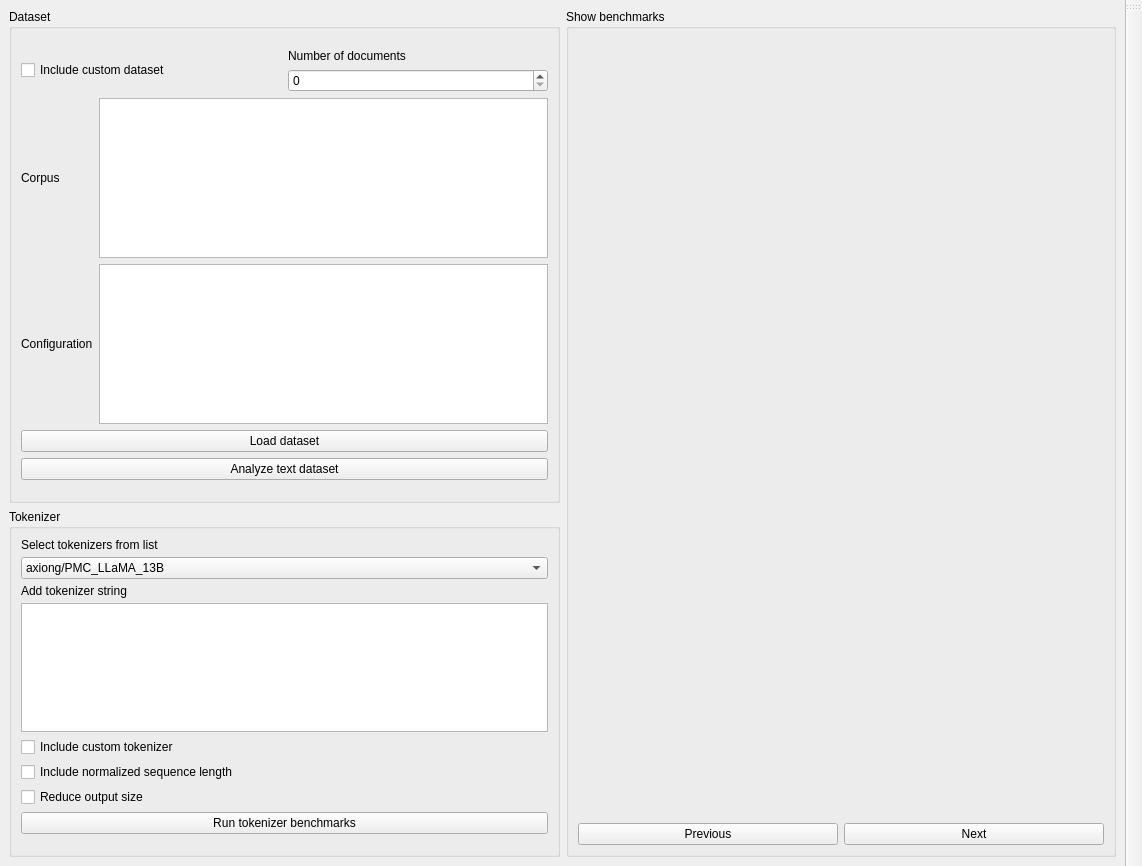
CTCycle/TKBEN-tokenizers-benchmarker, file TokenBenchy/commons/interface/layout/window.ui: the form before one commit.
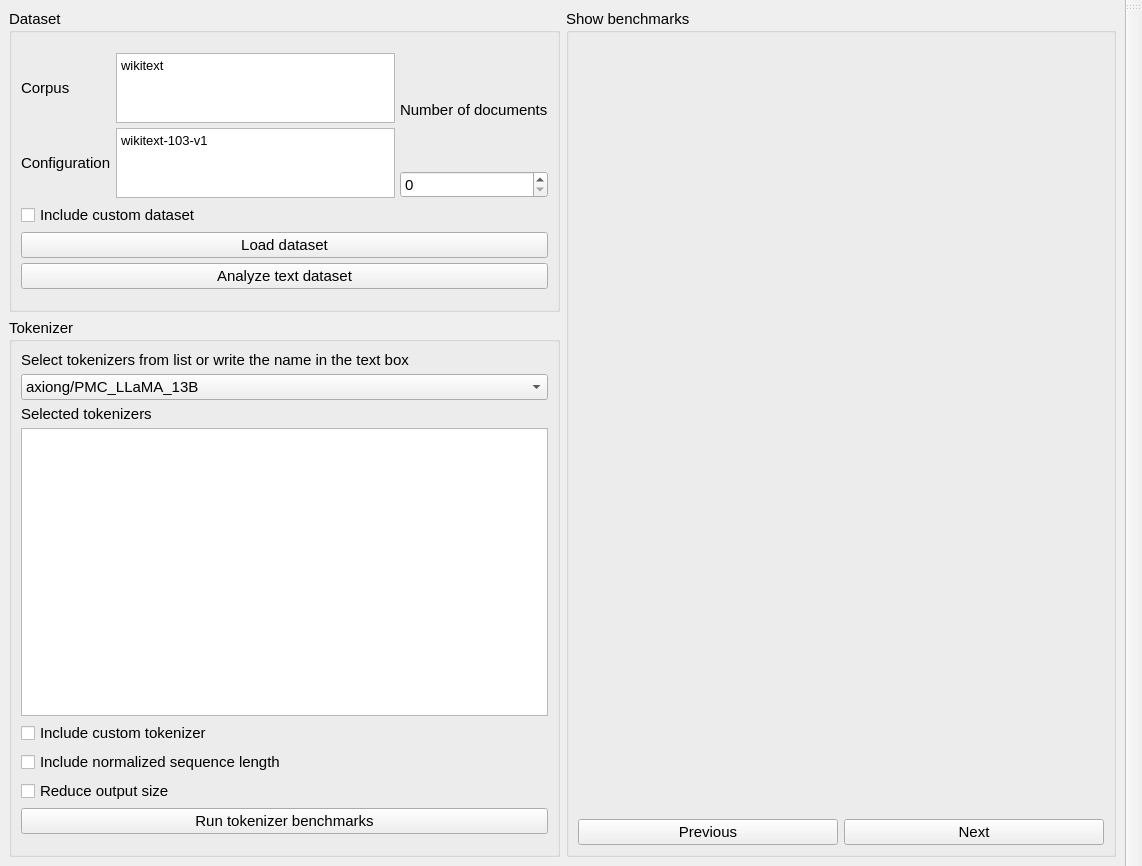
The form after the commit.

Commit message: selected tokenizers will not be added to text box if already there, load dataset function implemented in its own thread

Patch:
```diff
--- a/TokenBenchy/commons/interface/layout/window.ui
+++ b/TokenBenchy/commons/interface/layout/window.ui
@@ -23,84 +23,31 @@
    <property name="styleSheet">
     <string notr="true"/>
    </property>
-   <layout class="QGridLayout" name="gridLayout">
-    <item row="0" column="1" rowspan="2">
-     <widget class="QGroupBox" name="groupBox_3">
-      <property name="title">
-       <string>Show benchmarks</string>
-      </property>
-      <layout class="QVBoxLayout" name="verticalLayout_9">
+   <layout class="QHBoxLayout" name="horizontalLayout_5">
        <item>
-        <layout class="QVBoxLayout" name="verticalLayout_5">
+     <layout class="QHBoxLayout" name="horizontalLayout_4">
          <item>
-          <widget class="QStackedWidget" name="stackedWidget">
-           <property name="currentIndex">
-            <number>0</number>
-           </property>
-           <widget class="QWidget" name="page"/>
-           <widget class="QWidget" name="page_2"/>
-          </widget>
-         </item>
+       <layout class="QVBoxLayout" name="leftLayout" stretch="1,4">
          <item>
-          <layout class="QHBoxLayout" name="horizontalLayout_3">
-           <item>
-            <widget class="QPushButton" name="pushButton_2">
-             <property name="text">
-              <string>Previous</string>
-             </property>
-            </widget>
-           </item>
-           <item>
-            <widget class="QPushButton" name="pushButton_3">
-             <property name="text">
-              <string>Next</string>
-             </property>
-            </widget>
-           </item>
-          </layout>
-         </item>
-        </layout>
-       </item>
-      </layout>
-     </widget>
-    </item>
-    <item row="0" column="0">
-     <widget class="QGroupBox" name="groupBox_2">
+         <widget class="QGroupBox" name="datasetGroup">
+          <property name="font">
+           <font>
+            <pointsize>11</pointsize>
+           </font>
+          </property>
       <property name="title">
        <string>Dataset</string>
       </property>
-      <layout class="QVBoxLayout" name="verticalLayout_4" stretch="0,0,0,0">
+          <layout class="QVBoxLayout" name="verticalLayout_4" stretch="1,1,1,4">
+           <property name="spacing">
+            <number>5</number>
+           </property>
        <property name="topMargin">
         <number>20</number>
        </property>
        <property name="bottomMargin">
         <number>20</number>
        </property>
-       <item>
-        <layout class="QHBoxLayout" name="horizontalLayout">
-         <item>
-          <widget class="QCheckBox" name="includeCustomDataset">
-           <property name="text">
-            <string>Include custom dataset</string>
-           </property>
-          </widget>
-         </item>
-         <item>
-          <layout class="QVBoxLayout" name="verticalLayout_6">
-           <item>
-            <widget class="QLabel" name="label">
-             <property name="text">
-              <string>Number of documents</string>
-             </property>
-            </widget>
-           </item>
-           <item>
-            <widget class="QSpinBox" name="numDocs"/>
-           </item>
-          </layout>
-         </item>
-        </layout>
-       </item>
        <item>
         <layout class="QHBoxLayout" name="horizontalLayout_2">
          <item>
@@ -124,14 +71,58 @@
          <item>
           <layout class="QVBoxLayout" name="verticalLayout_7">
            <item>
-            <widget class="QTextEdit" name="datasetCorpus"/>
+                <widget class="QTextEdit" name="datasetCorpus">
+                 <property name="html">
+                  <string>&lt;!DOCTYPE HTML PUBLIC &quot;-//W3C//DTD HTML 4.0//EN&quot; &quot;http://www.w3.org/TR/REC-html40/strict.dtd&quot;&gt;
+&lt;html&gt;&lt;head&gt;&lt;meta name=&quot;qrichtext&quot; content=&quot;1&quot; /&gt;&lt;meta charset=&quot;utf-8&quot; /&gt;&lt;style type=&quot;text/css&quot;&gt;
+p, li { white-space: pre-wrap; }
+hr { height: 1px; border-width: 0; }
+li.unchecked::marker { content: &quot;\2610&quot;; }
+li.checked::marker { content: &quot;\2612&quot;; }
+&lt;/style&gt;&lt;/head&gt;&lt;body style=&quot; font-family:'Segoe UI'; font-size:11pt; font-weight:400; font-style:normal;&quot;&gt;
+&lt;p style=&quot; margin-top:0px; margin-bottom:0px; margin-left:0px; margin-right:0px; -qt-block-indent:0; text-indent:0px;&quot;&gt;&lt;span style=&quot; font-size:10pt;&quot;&gt;wikitext&lt;/span&gt;&lt;/p&gt;&lt;/body&gt;&lt;/html&gt;</string>
+                 </property>
+                </widget>
            </item>
            <item>
-            <widget class="QTextEdit" name="datasetConfig"/>
+                <widget class="QTextEdit" name="datasetConfig">
+                 <property name="html">
+                  <string>&lt;!DOCTYPE HTML PUBLIC &quot;-//W3C//DTD HTML 4.0//EN&quot; &quot;http://www.w3.org/TR/REC-html40/strict.dtd&quot;&gt;
+&lt;html&gt;&lt;head&gt;&lt;meta name=&quot;qrichtext&quot; content=&quot;1&quot; /&gt;&lt;meta charset=&quot;utf-8&quot; /&gt;&lt;style type=&quot;text/css&quot;&gt;
+p, li { white-space: pre-wrap; }
+hr { height: 1px; border-width: 0; }
+li.unchecked::marker { content: &quot;\2610&quot;; }
+li.checked::marker { content: &quot;\2612&quot;; }
+&lt;/style&gt;&lt;/head&gt;&lt;body style=&quot; font-family:'Segoe UI'; font-size:11pt; font-weight:400; font-style:normal;&quot;&gt;
+&lt;p style=&quot; margin-top:0px; margin-bottom:0px; margin-left:0px; margin-right:0px; -qt-block-indent:0; text-indent:0px;&quot;&gt;&lt;span style=&quot; font-size:9.75pt;&quot;&gt;wikitext-103-v1&lt;/span&gt;&lt;/p&gt;
+&lt;p style=&quot;-qt-paragraph-type:empty; margin-top:0px; margin-bottom:0px; margin-left:0px; margin-right:0px; -qt-block-indent:0; text-indent:0px; font-size:9.75pt;&quot;&gt;&lt;br /&gt;&lt;/p&gt;&lt;/body&gt;&lt;/html&gt;</string>
+                 </property>
+                </widget>
            </item>
           </layout>
          </item>
-        </layout>
+             <item>
+              <layout class="QVBoxLayout" name="verticalLayout_6">
+               <item>
+                <widget class="QLabel" name="label">
+                 <property name="text">
+                  <string>Number of documents</string>
+                 </property>
+                </widget>
+               </item>
+               <item>
+                <widget class="QSpinBox" name="numDocs"/>
+               </item>
+              </layout>
+             </item>
+            </layout>
+           </item>
+           <item>
+            <widget class="QCheckBox" name="includeCustomDataset">
+             <property name="text">
+              <string>Include custom dataset</string>
+             </property>
+            </widget>
        </item>
        <item>
         <widget class="QPushButton" name="loadDataset">
@@ -150,8 +141,13 @@
       </layout>
      </widget>
     </item>
-    <item row="1" column="0">
-     <widget class="QGroupBox" name="groupBox">
+        <item>
+         <widget class="QGroupBox" name="tokenizerGroup">
+          <property name="font">
+           <font>
+            <pointsize>11</pointsize>
+           </font>
+          </property>
       <property name="title">
        <string>Tokenizer </string>
       </property>
@@ -167,7 +163,7 @@
          <item>
           <widget class="QLabel" name="label_3">
            <property name="text">
-            <string>Select tokenizers from list</string>
+                <string>Select tokenizers from list or write the name in the text box</string>
            </property>
           </widget>
          </item>
@@ -202,7 +198,7 @@
          <item>
           <widget class="QLabel" name="label_2">
            <property name="text">
-            <string>Add tokenizer string</string>
+                <string>Selected tokenizers</string>
            </property>
           </widget>
          </item>
@@ -241,6 +237,55 @@
        </item>
       </layout>
      </widget>
+        </item>
+       </layout>
+      </item>
+      <item>
+       <widget class="QGroupBox" name="imageVisualizationGroup">
+        <property name="font">
+         <font>
+          <pointsize>11</pointsize>
+         </font>
+        </property>
+        <property name="title">
+         <string>Show benchmarks</string>
+        </property>
+        <layout class="QVBoxLayout" name="verticalLayout_9">
+         <item>
+          <layout class="QVBoxLayout" name="verticalLayout_5">
+           <item>
+            <widget class="QStackedWidget" name="stackedWidget">
+             <property name="currentIndex">
+              <number>0</number>
+             </property>
+             <widget class="QWidget" name="page"/>
+             <widget class="QWidget" name="page_2"/>
+            </widget>
+           </item>
+           <item>
+            <layout class="QHBoxLayout" name="horizontalLayout_3">
+             <item>
+              <widget class="QPushButton" name="pushButton_2">
+               <property name="text">
+                <string>Previous</string>
+               </property>
+              </widget>
+             </item>
+             <item>
+              <widget class="QPushButton" name="pushButton_3">
+               <property name="text">
+                <string>Next</string>
+               </property>
+              </widget>
+             </item>
+            </layout>
+           </item>
+          </layout>
+         </item>
+        </layout>
+       </widget>
+      </item>
+     </layout>
     </item>
    </layout>
   </widget>
```
Lines whose indentation alone changed are shown as unchanged. The commit also changes 4 other files.
